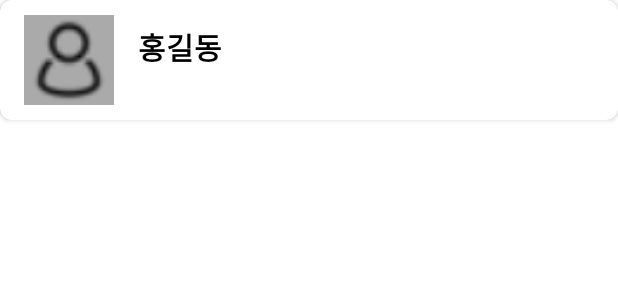
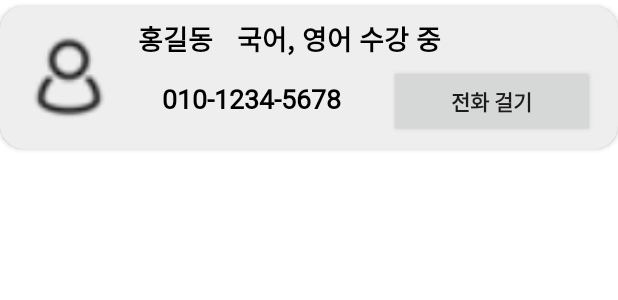
Before and after one commit to greatCenterDeveloper/AcademyManagement, an Android app: the layout recycler_item_student_management.xml on its own in the app's theme, with its tools: preview values and no code run, on a phone screen of 412 x 824 dp. Shown: the top 300 px of the screen. Run offline under Robolectric (Android 15) with nearby library versions, the phone set to English and light mode, and no system bars.

Commit message:
activity_student_detail.xml  - 학생 정보 화면 구현
activity_student_management.xml
 - 부분 수정

MainActivity (선생님 권한 화면)
 - 부분 수정

recycler_item_student_management.xml
 - 학생 정보 아이템 구현

StudentDetailActivity 생성

StudentManagementActivity
 - 임시 완성 (학생 정보 임의 생성함)

StudentManagementAdapter
 - 학생정보 관리 리사이클러 어댑터 완성

```diff
--- a/app/src/main/AndroidManifest.xml
+++ b/app/src/main/AndroidManifest.xml
@@ -15,6 +15,9 @@
         android:theme="@style/Theme.AcademyManagement"
         android:usesCleartextTraffic="true"
         tools:targetApi="31">
+        <activity
+            android:name=".activities.StudentDetailActivity"
+            android:exported="false" />
         <activity
             android:name=".activities.StudentManagementActivity"
             android:exported="false" />
--- a/app/src/main/java/com/swj/academymanagement/activities/MainActivity.kt
+++ b/app/src/main/java/com/swj/academymanagement/activities/MainActivity.kt
@@ -34,11 +34,14 @@ class MainActivity : AppCompatActivity() {
         else
             teacher = intent.getSerializableExtra("teacher") as Member
 
+        teacher.courseArr.add(0,"선택안함")
         binding.tvTeacherName.text = "${teacher.name} 선생님 어서오세요."
 
         // 학생 관리
         binding.btnStudentManagement.setOnClickListener {
-            startActivity(Intent(this, StudentManagementActivity::class.java))
+            val intent = Intent(this, StudentManagementActivity::class.java)
+            intent.putExtra("teacher", teacher)
+            startActivity(intent)
         }
         // 수업 목록
         binding.btnClassDayList.setOnClickListener {  }
--- a/app/src/main/java/com/swj/academymanagement/adapters/AAA.kt
+++ /dev/null
@@ -1,4 +0,0 @@
-package com.swj.academymanagement.adapters
-
-class AAA {
-}
--- a/app/src/main/res/layout/recycler_item_student_management.xml
+++ b/app/src/main/res/layout/recycler_item_student_management.xml
@@ -3,19 +3,24 @@
     android:layout_width="match_parent"
     android:layout_height="wrap_content"
     xmlns:app="http://schemas.android.com/apk/res-auto"
-    app:cardCornerRadius="8dp"
-    android:elevation="8dp">
+    app:cardCornerRadius="16dp"
+    android:elevation="8dp"
+    android:layout_marginTop="4dp"
+    android:layout_marginBottom="4dp"
+    app:cardBackgroundColor="#eeeeee">
 
     <RelativeLayout
         android:layout_width="match_parent"
-        android:layout_height="80dp">
+        android:layout_height="wrap_content"
+        android:paddingBottom="8dp"
+        android:paddingRight="16dp">
 
         <de.hdodenhof.circleimageview.CircleImageView
             android:id="@+id/civ_profile"
             android:layout_width="60dp"
             android:layout_height="60dp"
             android:src="@drawable/user_icon"
-            android:background="#aaaaaa"
+            app:civ_circle_background_color="#aaaaaa"
             android:layout_centerVertical="true"
             android:layout_marginLeft="16dp"/>
 
@@ -26,11 +31,52 @@
             android:text="홍길동"
             android:textStyle="bold"
             android:textColor="@color/black"
-            android:textSize="20sp"
+            android:textSize="18sp"
             android:fontFamily="@font/cookierunblack"
             android:layout_toRightOf="@id/civ_profile"
             android:layout_marginLeft="16dp"
-            android:layout_marginTop="16dp"/>
+            android:layout_marginTop="8dp"/>
+
+        <TextView
+            android:id="@+id/tv_course"
+            android:layout_width="wrap_content"
+            android:layout_height="wrap_content"
+            android:text="국어, 영어 수강 중"
+            android:textStyle="bold"
+            android:textColor="@color/black"
+            android:textSize="18sp"
+            android:fontFamily="@font/cookierunblack"
+            android:layout_toRightOf="@id/tv_name"
+            android:layout_alignTop="@id/tv_name"
+            android:layout_marginLeft="16dp" />
+
+        <TextView
+            android:id="@+id/tv_call"
+            android:layout_width="wrap_content"
+            android:layout_height="wrap_content"
+            android:text="010-1234-5678"
+            android:textStyle="bold"
+            android:textColor="@color/black"
+            android:textSize="18sp"
+            android:fontFamily="@font/cookierunblack"
+            android:layout_toRightOf="@id/civ_profile"
+            android:layout_below="@id/tv_name"
+            android:layout_marginLeft="32dp"
+            android:layout_marginTop="14dp"/>
+
+        <androidx.appcompat.widget.AppCompatButton
+            android:id="@+id/btn_phone_call"
+            android:layout_width="100dp"
+            android:layout_height="wrap_content"
+            android:text="전화 걸기"
+            android:textStyle="bold"
+            android:textSize="14sp"
+            android:fontFamily="@font/cookierunblack"
+            android:layout_below="@id/tv_name"
+            android:layout_toRightOf="@id/tv_call"
+            android:layout_alignParentRight="true"
+            android:layout_marginLeft="32dp"
+            android:layout_marginTop="4dp"/>
     </RelativeLayout>
 
 </androidx.cardview.widget.CardView>
```
Also changed, not shown: app/src/main/java/com/swj/academymanagement/activities/StudentDetailActivity.kt (added, +30 -0 lines), app/src/main/java/com/swj/academymanagement/activities/StudentManagementActivity.kt (+40 -0 lines), app/src/main/java/com/swj/academymanagement/adapters/StudentManagementAdapter.kt (added, +48 -0 lines), app/src/main/res/layout/activity_student_detail.xml (added, +276 -0 lines), app/src/main/res/layout/activity_student_management.xml (+10 -8 lines).
